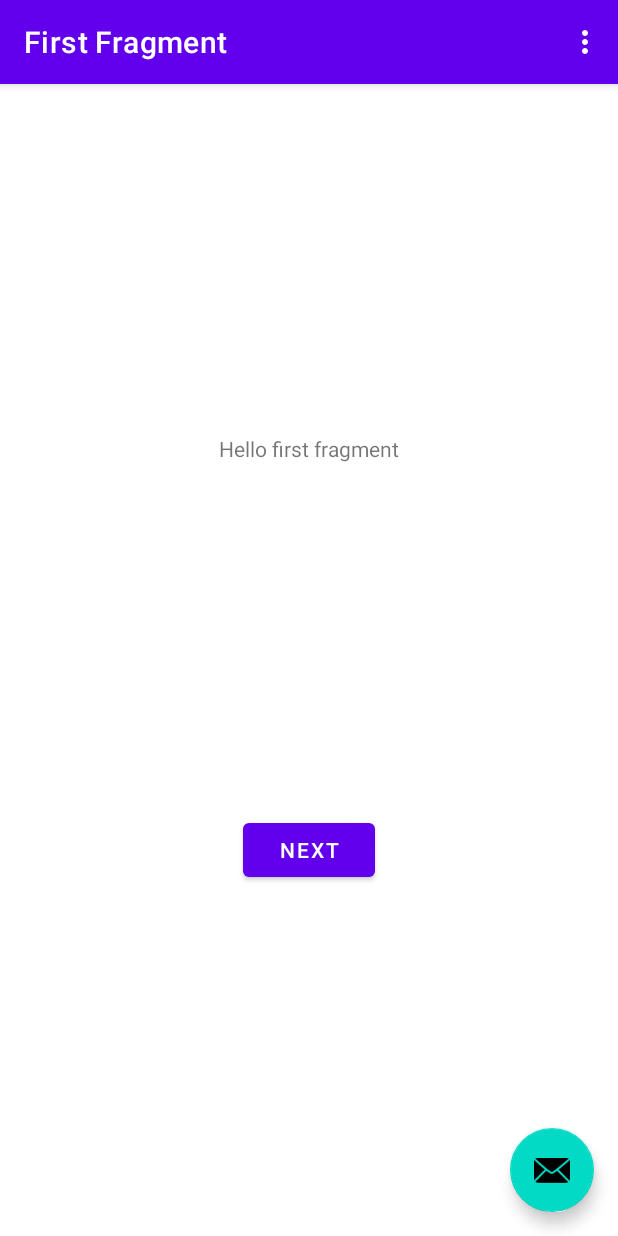
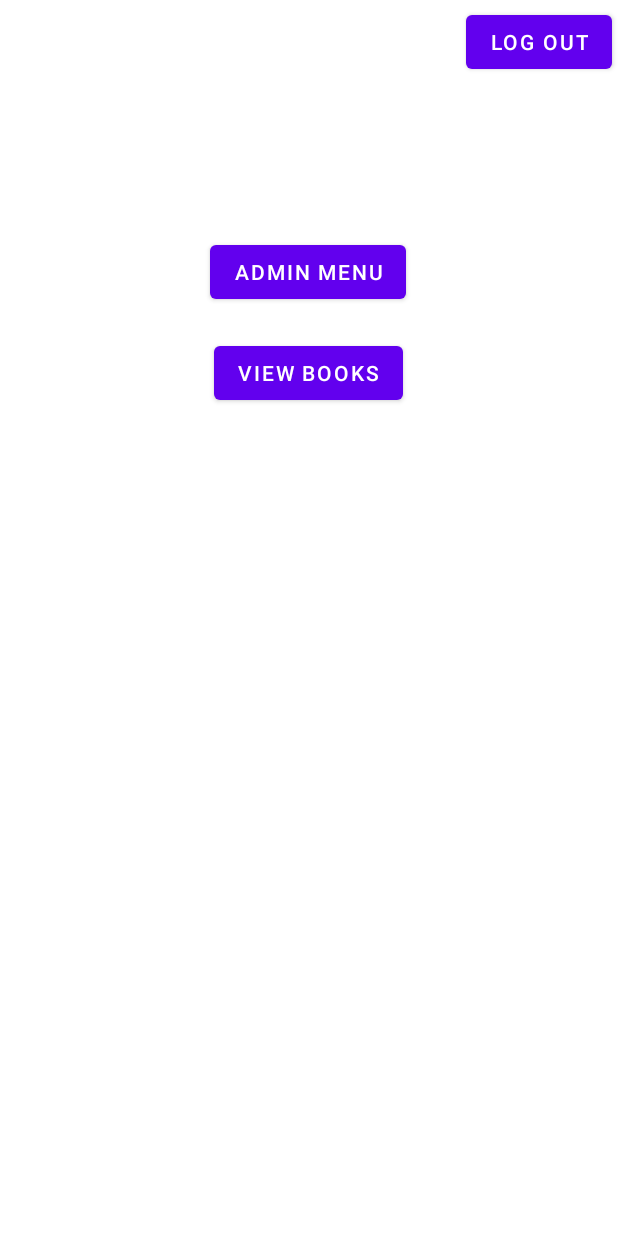
Before and after one commit to comuwayit/CST438_Group4_Project01, an Android app: the MainActivity screen opened directly, with no data from a screen before it, on a phone screen of 412 x 824 dp. Run offline under Robolectric (Android 15) with nearby library versions, the phone set to English and light mode, and no system bars; our stand-ins replace navigation-ui.

Commit message:
Worked on design for the homepage Changed the mainActivity to reflect these changes.

```diff
--- a/app/src/main/java/com/daclink/drew/sp22/cst438_project01_starter/MainActivity.java
+++ b/app/src/main/java/com/daclink/drew/sp22/cst438_project01_starter/MainActivity.java
@@ -1,5 +1,6 @@
 package com.daclink.drew.sp22.cst438_project01_starter;
 
+import android.content.Intent;
 import android.os.Bundle;
 
 import com.google.android.material.snackbar.Snackbar;
@@ -17,60 +18,74 @@ import com.daclink.drew.sp22.cst438_project01_starter.databinding.ActivityMainBi
 
 import android.view.Menu;
 import android.view.MenuItem;
+import android.widget.Button;
+import android.widget.TextView;
 
 public class MainActivity extends AppCompatActivity {
 
-    private AppBarConfiguration appBarConfiguration;
-    private ActivityMainBinding binding;
+    TextView userTextView;
+
+    Button returnBtn;
+
+    String userName = null;
+    Button logoutButton;
+    Button viewBooksButton;
 
     @Override
     protected void onCreate(Bundle savedInstanceState) {
         super.onCreate(savedInstanceState);
+        setContentView(R.layout.activity_main);
 
-        binding = ActivityMainBinding.inflate(getLayoutInflater());
-        setContentView(binding.getRoot());
+        logoutButton = (Button) findViewById(R.id.logoutButton);
+        viewBooksButton = (Button) findViewById(R.id.viewBooksButton);
 
-        setSupportActionBar(binding.toolbar);
+//        if (getIntent().hasExtra("com.example.mystoreapp.USER")) {
+//            userName = getIntent().getExtras().getString("com.example.mystoreapp.USER");
+//            logoutButton.setText(userName + " Logout");
+//            DataBaseHelper dataBaseHelper = new DataBaseHelper(MainActivity.this);
+//            dataBaseHelper.addLoginUser(userName);
+//        }
 
-        NavController navController = Navigation.findNavController(this, R.id.nav_host_fragment_content_main);
-        appBarConfiguration = new AppBarConfiguration.Builder(navController.getGraph()).build();
-        NavigationUI.setupActionBarWithNavController(this, navController, appBarConfiguration);
+//        Button userMenuBtn = (Button) findViewById(R.id.userMenuBtn);
+//        if (userName.equals("admin2")) {
+//            userMenuBtn.setVisibility(View.VISIBLE);
+//        } else {
+//            userMenuBtn.setVisibility(View.INVISIBLE);
+//        }
 
-        binding.fab.setOnClickListener(new View.OnClickListener() {
-            @Override
-            public void onClick(View view) {
-                Snackbar.make(view, "Replace with your own action", Snackbar.LENGTH_LONG)
-                        .setAction("Action", null).show();
-            }
-        });
-    }
+        // Attempt to launch another activity
+//        userMenuBtn.setOnClickListener(new View.OnClickListener() {
+//            @Override
+//            public void onClick(View v) {
+//                Intent startIntent = new Intent(getApplicationContext(), AdminActivity.class);
+//
+//                // show how to pass information
+//                startActivity(startIntent);
+//            }
+//        });
 
-    @Override
-    public boolean onCreateOptionsMenu(Menu menu) {
-        // Inflate the menu; this adds items to the action bar if it is present.
-        getMenuInflater().inflate(R.menu.menu_main, menu);
-        return true;
-    }
+//        logoutButton.setOnClickListener(new View.OnClickListener() {
+//            @Override
+//            public void onClick(View v) {
+//                //lets go
+//                finish();
+//            }
+//        });
 
-    @Override
-    public boolean onOptionsItemSelected(MenuItem item) {
-        // Handle action bar item clicks here. The action bar will
-        // automatically handle clicks on the Home/Up button, so long
-        // as you specify a parent activity in AndroidManifest.xml.
-        int id = item.getItemId();
+//        bookViewButton.setOnClickListener(new View.OnClickListener() {
+//            @Override
+//            public void onClick(View v) {
+//                //lets go to the store
+//                Intent startIntent = new Intent(getApplicationContext(), StoreActivity.class);
+//
+//                // Pass info to MainActivity
+//                startIntent.putExtra("com.example.mystoreapp.USER", userName);
+//
+//
+//                // show how to pass information
+//                startActivity(startIntent);
+//            }
+//        });
 
-        //noinspection SimplifiableIfStatement
-        if (id == R.id.action_settings) {
-            return true;
-        }
-
-        return super.onOptionsItemSelected(item);
-    }
-
-    @Override
-    public boolean onSupportNavigateUp() {
-        NavController navController = Navigation.findNavController(this, R.id.nav_host_fragment_content_main);
-        return NavigationUI.navigateUp(navController, appBarConfiguration)
-                || super.onSupportNavigateUp();
     }
 }
--- a/app/src/main/res/layout/activity_main.xml
+++ b/app/src/main/res/layout/activity_main.xml
@@ -1,34 +1,42 @@
 <?xml version="1.0" encoding="utf-8"?>
-<androidx.coordinatorlayout.widget.CoordinatorLayout xmlns:android="http://schemas.android.com/apk/res/android"
+<androidx.constraintlayout.widget.ConstraintLayout xmlns:android="http://schemas.android.com/apk/res/android"
     xmlns:app="http://schemas.android.com/apk/res-auto"
     xmlns:tools="http://schemas.android.com/tools"
     android:layout_width="match_parent"
     android:layout_height="match_parent"
     tools:context=".MainActivity">
 
-    <com.google.android.material.appbar.AppBarLayout
-        android:layout_width="match_parent"
-        android:layout_height="wrap_content"
-        android:theme="@style/Theme.CST438_Project01_Starter.AppBarOverlay">
-
-        <androidx.appcompat.widget.Toolbar
-            android:id="@+id/toolbar"
-            android:layout_width="match_parent"
-            android:layout_height="?attr/actionBarSize"
-            android:background="?attr/colorPrimary"
-            app:popupTheme="@style/Theme.CST438_Project01_Starter.PopupOverlay" />
-
-    </com.google.android.material.appbar.AppBarLayout>
-
-    <include layout="@layout/content_main" />
-
-    <com.google.android.material.floatingactionbutton.FloatingActionButton
-        android:id="@+id/fab"
+    <Button
+        android:id="@+id/userMenuBtn"
         android:layout_width="wrap_content"
         android:layout_height="wrap_content"
-        android:layout_gravity="bottom|end"
-        android:layout_marginEnd="@dimen/fab_margin"
-        android:layout_marginBottom="16dp"
-        app:srcCompat="@android:drawable/ic_dialog_email" />
+        android:text="Admin Menu"
+        app:layout_constraintBottom_toBottomOf="parent"
+        app:layout_constraintEnd_toEndOf="parent"
+        app:layout_constraintHorizontal_bias="0.498"
+        app:layout_constraintStart_toStartOf="parent"
+        app:layout_constraintTop_toTopOf="parent"
+        app:layout_constraintVertical_bias="0.203" />
 
-</androidx.coordinatorlayout.widget.CoordinatorLayout>
+    <Button
+        android:id="@+id/logoutButton"
+        android:layout_width="wrap_content"
+        android:layout_height="wrap_content"
+        android:layout_marginTop="4dp"
+        android:layout_marginEnd="4dp"
+        android:text="Log Out"
+        app:layout_constraintEnd_toEndOf="parent"
+        app:layout_constraintTop_toTopOf="parent" />
+
+    <Button
+        android:id="@+id/viewBooksButton"
+        android:layout_width="wrap_content"
+        android:layout_height="wrap_content"
+        android:text="View Books"
+        app:layout_constraintBottom_toBottomOf="parent"
+        app:layout_constraintEnd_toEndOf="parent"
+        app:layout_constraintHorizontal_bias="0.498"
+        app:layout_constraintStart_toStartOf="parent"
+        app:layout_constraintTop_toBottomOf="@+id/userMenuBtn"
+        app:layout_constraintVertical_bias="0.034" />
+</androidx.constraintlayout.widget.ConstraintLayout>
```
